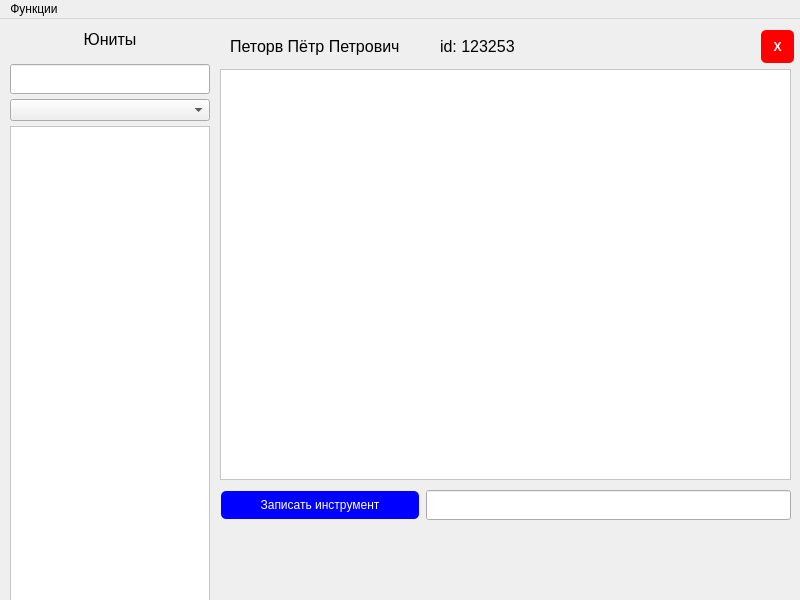
The window that windowworkers.ui (Georgiy-git/ToolBox) describes before a commit, drawn with Qt 5.
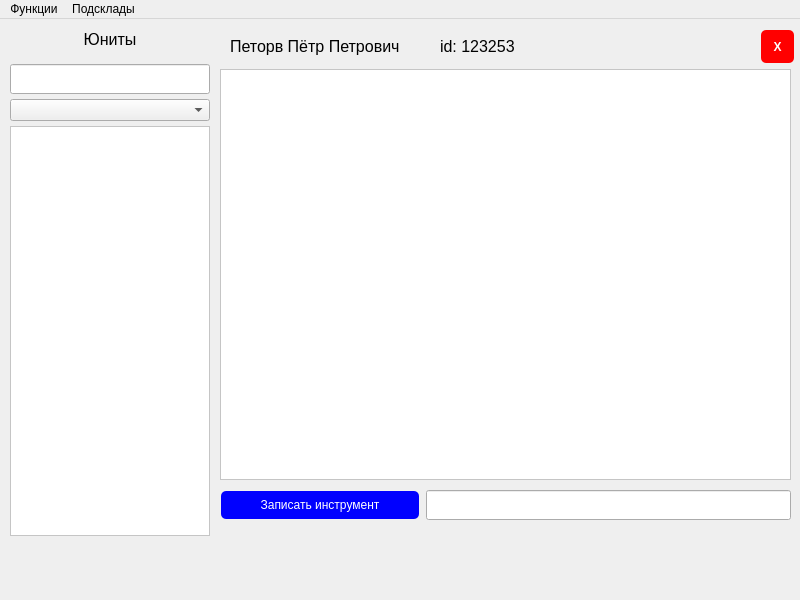
The same window after the commit.

```diff
--- a/windowworkers.ui
+++ b/windowworkers.ui
@@ -74,7 +74,7 @@
       <x>10</x>
       <y>0</y>
       <width>202</width>
-      <height>607</height>
+      <height>517</height>
      </rect>
     </property>
     <layout class="QVBoxLayout" name="verticalLayout">
@@ -139,7 +139,7 @@
      <item>
       <widget class="QScrollArea" name="scrollArea">
        <property name="sizePolicy">
-        <sizepolicy hsizetype="Expanding" vsizetype="Maximum">
+        <sizepolicy hsizetype="Expanding" vsizetype="Expanding">
          <horstretch>0</horstretch>
          <verstretch>0</verstretch>
         </sizepolicy>
@@ -147,7 +147,7 @@
        <property name="minimumSize">
         <size>
          <width>200</width>
-         <height>490</height>
+         <height>400</height>
         </size>
        </property>
        <property name="maximumSize">
@@ -193,7 +193,7 @@
           <x>0</x>
           <y>0</y>
           <width>198</width>
-          <height>488</height>
+          <height>398</height>
          </rect>
         </property>
         <property name="styleSheet">
@@ -346,8 +346,18 @@
     <addaction name="separator"/>
     <addaction name="action_3"/>
     <addaction name="action_4"/>
+    <addaction name="separator"/>
+    <addaction name="action_5"/>
+   </widget>
+   <widget class="QMenu" name="menu_2">
+    <property name="title">
+     <string>Подсклады</string>
+    </property>
+    <addaction name="action_6"/>
+    <addaction name="separator"/>
    </widget>
    <addaction name="menu"/>
+   <addaction name="menu_2"/>
   </widget>
   <action name="action">
    <property name="text">
```
Left out of the diff: 10 changed lines with no effect on the pictures.
